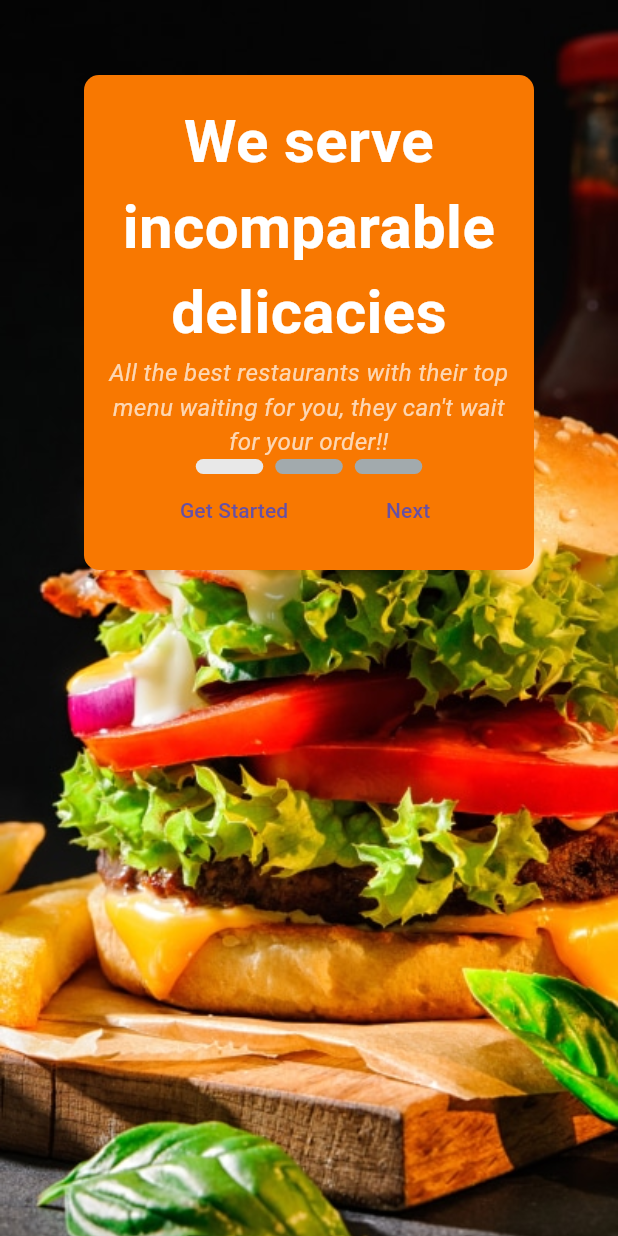
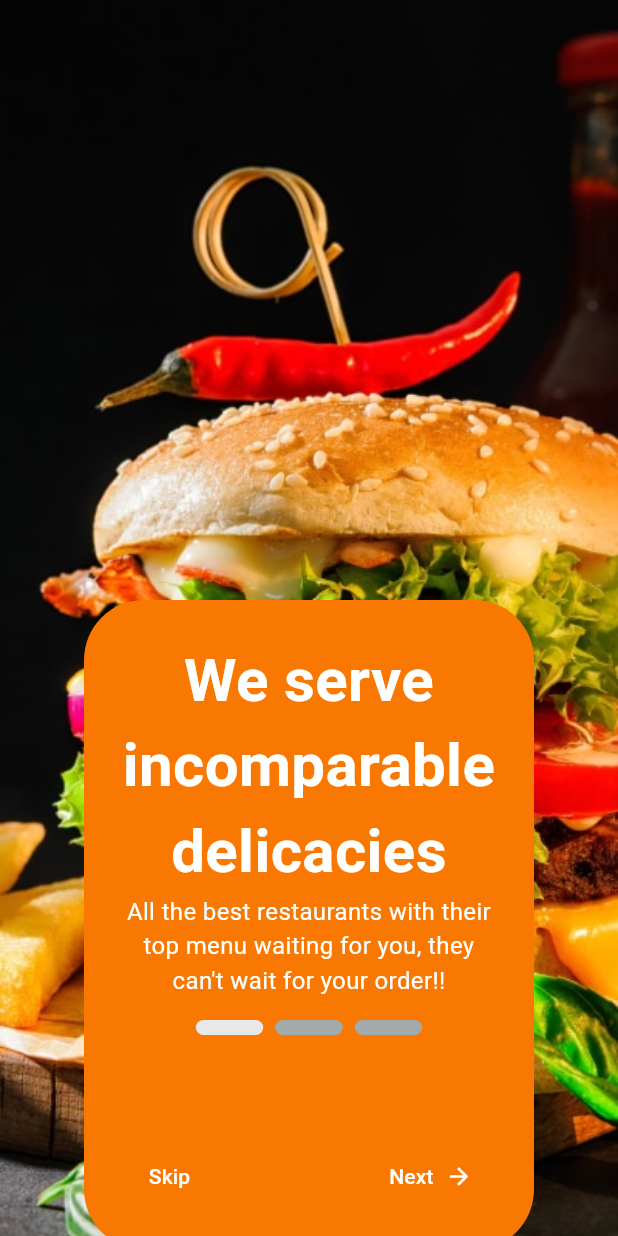
Before and after one commit to 3SyedShayan/meal_onboarding, a Flutter app: the screen it shows after launch, on a phone screen of 412 x 824 dp. Run offline on Flutter 3.47's test engine with Material 3 defaults, Android fonts, the phone set to English and light mode, and no system bars.

Commit message:
UI Improved

```diff
--- a/lib/main.dart
+++ b/lib/main.dart
@@ -7,7 +7,9 @@ final theme = ThemeData().copyWith(
     bodyMedium: TextStyle(color: Colors.white),
     bodySmall: TextStyle(color: Colors.white),
   ),
-  buttonTheme: ButtonThemeData(buttonColor: Colors.white),
+  textButtonTheme: TextButtonThemeData(
+    style: TextButton.styleFrom(foregroundColor: Colors.white),
+  ),
 );
 void main() {
   runApp(const MyApp());
--- a/lib/screens/onboarding.dart
+++ b/lib/screens/onboarding.dart
@@ -1,4 +1,4 @@
-import 'package:burger_onboarding/container.dart';
+import 'package:burger_onboarding/widgets/container.dart';
 import 'package:flutter/material.dart';
 
 class OnBoarding extends StatefulWidget {
@@ -10,7 +10,6 @@ class OnBoarding extends StatefulWidget {
 
 class _OnBoardingState extends State<OnBoarding> {
   Widget onboardContainer(int b1, int b2, int b3) {
-    print("Container color is $b1, $b2, $b3");
     return Row(
       mainAxisAlignment: MainAxisAlignment.center,
       children: [
@@ -24,7 +23,7 @@ class _OnBoardingState extends State<OnBoarding> {
   }
 
   int slide = 1;
-  int b1 = 1, b2 = 0, b3 = 0; // Store the container colors
+  int b1 = 1, b2 = 0, b3 = 0;
 
   String image = 'assets/images/1.jpg';
   void onBoardChange() {
@@ -59,10 +58,17 @@ class _OnBoardingState extends State<OnBoarding> {
   @override
   Widget build(BuildContext context) {
     Widget onboardingAction = Row(
-      mainAxisAlignment: MainAxisAlignment.spaceEvenly,
+      mainAxisAlignment: MainAxisAlignment.spaceBetween,
       children: [
-        TextButton(onPressed: () {}, child: Text('Get Started')),
         TextButton(
+          onPressed: () {
+            slide = 3;
+            onBoardChange();
+          },
+          child: Text('Skip'),
+        ),
+        TextButton.icon(
+          label: Text('Next'),
           onPressed: () {
             if (slide < 3) {
               slide = slide + 1;
@@ -72,7 +78,8 @@ class _OnBoardingState extends State<OnBoarding> {
               onBoardChange();
             }
           },
-          child: Text('Next'),
+          icon: Icon(Icons.arrow_forward),
+          iconAlignment: IconAlignment.end,
         ),
       ],
     );
@@ -94,22 +101,21 @@ class _OnBoardingState extends State<OnBoarding> {
           ),
           Column(
             children: [
-              SizedBox(height: 50), // Space for the top bar
+              SizedBox(height: 400),
               Center(
                 child: Container(
+                  padding: const EdgeInsets.all(25.0),
                   decoration: BoxDecoration(
                     color: const Color.fromARGB(255, 248, 120, 1),
-                    borderRadius: BorderRadius.circular(10),
+                    borderRadius: BorderRadius.circular(40),
                   ),
                   width: 300,
-                  padding: const EdgeInsets.all(16.0),
                   child: Column(
                     mainAxisAlignment: MainAxisAlignment.center,
                     children: [
                       Text(
                         'We serve\nincomparable\ndelicacies',
                         style: TextStyle(
-                          color: Colors.white,
                           fontSize: 40,
                           fontWeight: FontWeight.bold,
                         ),
@@ -117,14 +123,12 @@ class _OnBoardingState extends State<OnBoarding> {
                       ),
                       Text(
                         "All the best restaurants with their top menu waiting for you, they can't wait for your order!!",
-                        style: TextStyle(
-                          color: Colors.white70,
-                          fontSize: 16,
-                          fontStyle: FontStyle.italic,
-                        ),
+                        style: TextStyle(fontSize: 16),
                         textAlign: TextAlign.center,
                       ),
+                      SizedBox(height: 15),
                       onboardContainer(b1, b2, b3),
+                      SizedBox(height: 70),
                       onboardingAction,
                     ],
                   ),
```
Also changed, not shown: lib/widgets/container.dart (renamed from lib/container.dart), 1 other file.
